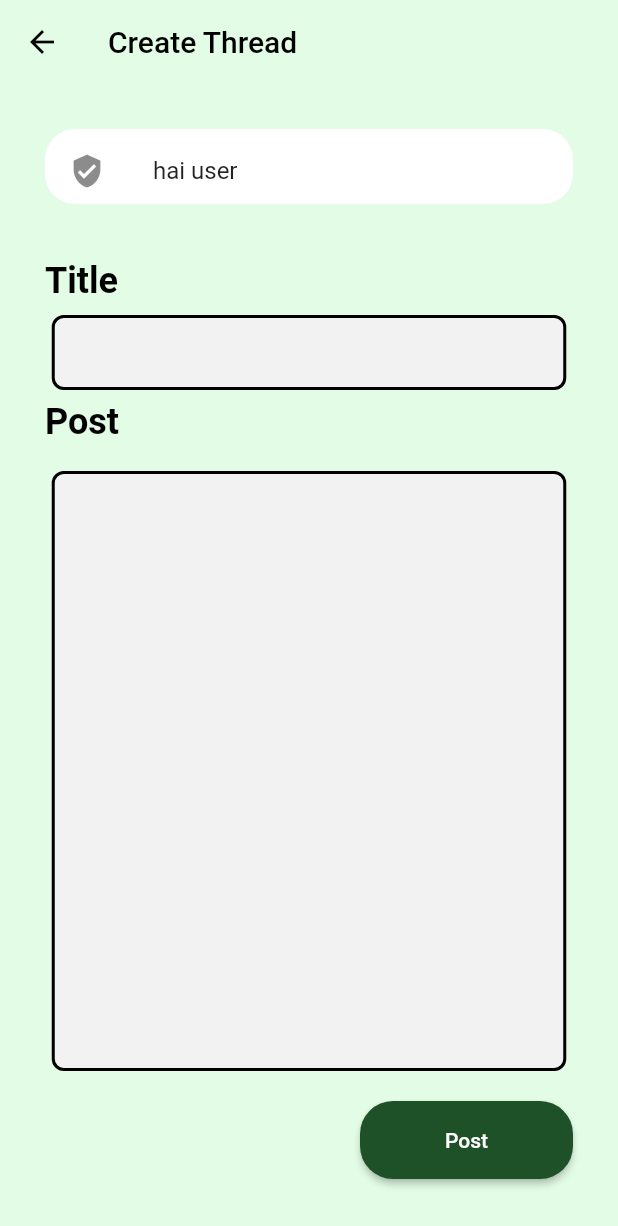
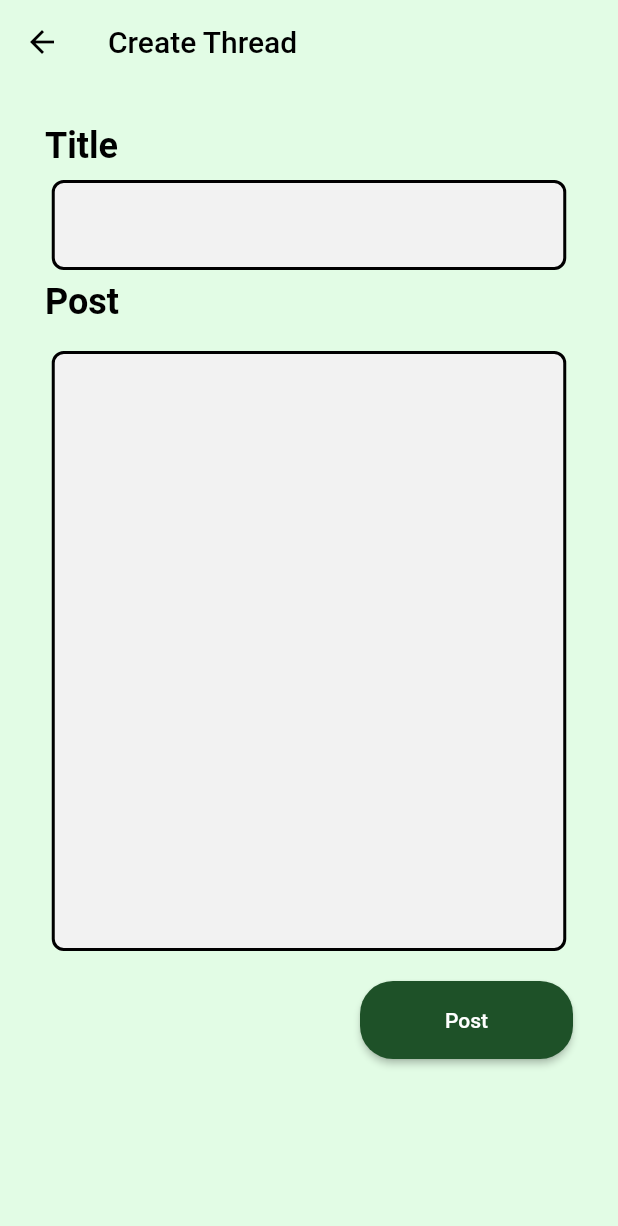
Before and after one commit to ikbarl123/Chainvape, a Flutter app: the CreateThreadPage screen opened directly, on a phone screen of 412 x 824 dp. Shown: the top 1226 px of the screen. Run offline on Flutter 3.47's test engine with Material 2 defaults, Android fonts, the phone set to English and light mode, and no system bars; our stand-ins replace bloc, bloc_concurrency, equatable, flutter_bloc, google_maps_flutter, shared_preferences and 1 more; accounts and stored records are empty; network calls fail.

Commit message:
minor fix

```diff
--- a/lib/view/tabs/forum_create.dart
+++ b/lib/view/tabs/forum_create.dart
@@ -31,7 +31,10 @@ class _CreateThreadState extends State<CreateThreadPage> {
           elevation: 0,
           leading: IconButton(
             icon: Icon(Icons.arrow_back, color: Colors.black),
-            onPressed: () => {},
+            onPressed: () => {
+              //pop
+              Navigator.pop(context)
+            },
           ),
           title: Text(
             'Create Thread',
@@ -47,21 +50,6 @@ class _CreateThreadState extends State<CreateThreadPage> {
               crossAxisAlignment: CrossAxisAlignment.center,
               mainAxisAlignment: MainAxisAlignment.center,
               children: [
-                Container(
-                    height: 50,
-                    width: 600,
-                    decoration: ShapeDecoration(
-                        color: Colors.white,
-                        shape: RoundedRectangleBorder(
-                            borderRadius:
-                                BorderRadius.all(Radius.circular(20)))),
-                    child: ListTile(
-                      leading: Icon(Icons.verified_user),
-                      title: Text('hai user'),
-                    )),
-                SizedBox(
-                  height: 40,
-                ),
                 Align(
                     alignment: Alignment.centerLeft,
                     child: buildText("Title")),
@@ -71,19 +59,18 @@ class _CreateThreadState extends State<CreateThreadPage> {
                 Center(
                   child: Container(
                     width: 343,
-                    height: 50,
+                    height:60,
                     decoration: BoxDecoration(
                       color: Colors.transparent,
                     ),
                     child: Material(
                       type: MaterialType.transparency,
                       child: TextFormField(
-                        maxLines: 2,
+                        maxLines: 3,
                         // to trigger disabledBorder
                         style: TextStyle(color: Colors.black),
                         decoration: buildTextfield(""),
                         controller: _titleController,
-                        //onChanged: _authenticationFormBloc.onPasswordChanged,
                         obscureText: false,
                       ),
                     ),
@@ -131,12 +118,9 @@ class _CreateThreadState extends State<CreateThreadPage> {
                               title: _titleController.text,
                               post: _textController.text));
                           //pop navigator
-
-                          //push to home
-                          Navigator.pushReplacement(
-                              context,
-                              MaterialPageRoute(
-                                  builder: (context) => Forum()));
+                          forumBloc.add(GetPostList());
+                          //pop navigator
+                          Navigator.pop(context);
 
                         },
                         child: Text(
```
Also changed, not shown: lib/view/tabs/forum_view.dart (+11 -82 lines).
